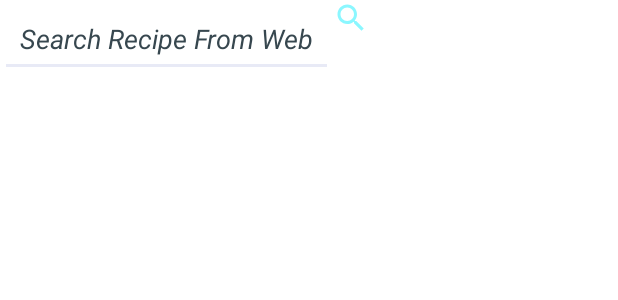
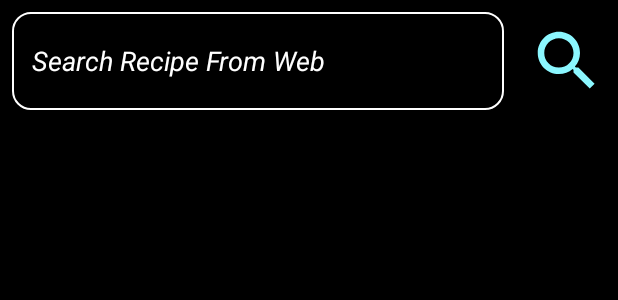
Before and after one commit to Sparsh011/Recipes, an Android app: the layout activity_search_recipe_from_api.xml on its own in the app's theme, with its tools: preview values and no code run, on a phone screen of 412 x 824 dp. Shown: the top 300 px of the screen. Run offline under Robolectric (Android 15) with nearby library versions, the phone set to English and light mode, and no system bars; network calls fail.

Commit message:
observables added, improve ui

```diff
--- a/app/src/main/java/com/example/recipes/view/adapters/SearchRecipeResultAdapter.kt
+++ b/app/src/main/java/com/example/recipes/view/adapters/SearchRecipeResultAdapter.kt
@@ -1,6 +1,5 @@
 package com.example.recipes.view.adapters
 
-import android.app.Activity
 import android.content.Context
 import android.view.LayoutInflater
 import android.view.View
@@ -26,6 +25,8 @@ class SearchRecipeResultAdapter (
         val recipe = recipes!!.results[position]
         Glide.with(context)
             .load(recipe.image)
+            .centerCrop()
+            .placeholder(R.drawable.favorite_button_background)
             .into(holder.recipeImage)
 
         holder.recipeTitle.text = recipe.title
--- a/app/src/main/res/layout/activity_search_recipe_from_api.xml
+++ b/app/src/main/res/layout/activity_search_recipe_from_api.xml
@@ -4,38 +4,64 @@
     xmlns:tools="http://schemas.android.com/tools"
     android:layout_width="match_parent"
     android:layout_height="match_parent"
+    android:background="@color/secondaryTextColor"
     tools:context=".view.activities.SearchRecipeFromAPI">
 
-    <EditText
-        android:id="@+id/et_search_recipe_from_api"
-        android:layout_width="wrap_content"
+    <LinearLayout
+        android:id="@+id/linear_layout"
+        android:layout_width="match_parent"
         android:layout_height="wrap_content"
-        android:hint="Search Recipe From Web"
-        android:padding="@dimen/_10sdp"
-        android:textColorHint="@color/blue_grey_700"
-        android:textStyle="italic"
-        app:layout_constraintHorizontal_bias="0.5"
+        android:orientation="horizontal"
+        android:weightSum="2"
+        app:layout_constraintStart_toStartOf="parent"
         app:layout_constraintTop_toTopOf="parent"
-        app:layout_constraintStart_toStartOf="parent" />
+        app:layout_constraintEnd_toEndOf="parent"
+        >
+        <EditText
+            android:id="@+id/et_search_recipe_from_api"
+            android:layout_width="wrap_content"
+            android:layout_height="@dimen/_50sdp"
+            android:hint="@string/search_recipe_from_web"
+            android:padding="@dimen/_10sdp"
+            android:layout_weight="2"
+            android:textColorHint="@color/white"
+            android:textStyle="italic"
+            android:background="@drawable/background_box"
+            android:backgroundTint="@color/white"
+            android:layout_margin="@dimen/_6sdp"
+             />
 
-    <ImageView
-        android:id="@+id/ivSearch"
-        android:layout_width="wrap_content"
-        android:layout_height="wrap_content"
-        android:src="@drawable/ic_baseline_search_24"
-        app:layout_constraintStart_toEndOf="@+id/et_search_recipe_from_api"
-        app:layout_constraintTop_toTopOf="parent"/>
+        <ImageView
+            android:id="@+id/ivSearchRecipe"
+            android:layout_width="@dimen/_40sdp"
+            android:layout_height="@dimen/_50sdp"
+            android:layout_weight="1"
+            android:layout_margin="@dimen/_6sdp"
+            android:src="@drawable/ic_baseline_search_24"
+            />
+    </LinearLayout>
 
     <androidx.recyclerview.widget.RecyclerView
         android:id="@+id/rv_searched_recipes"
         android:layout_width="match_parent"
-        android:layout_height="wrap_content"
-        android:visibility="visible"
-        app:layout_constraintTop_toBottomOf="@+id/et_search_recipe_from_api"
+        android:layout_height="0dp"
+        android:visibility="gone"
+        app:layout_constraintTop_toBottomOf="@+id/linear_layout"
         app:layout_constraintStart_toStartOf="parent"
         app:layout_constraintEnd_toEndOf="parent"
         android:layout_margin="@dimen/_10sdp"
         android:padding="@dimen/_10sdp"
         />
 
+    <ProgressBar
+        android:id="@+id/pb_search_recipes"
+        android:layout_width="wrap_content"
+        android:layout_height="wrap_content"
+        android:visibility="invisible"
+        app:layout_constraintTop_toTopOf="parent"
+        app:layout_constraintBottom_toBottomOf="parent"
+        app:layout_constraintStart_toStartOf="parent"
+        app:layout_constraintEnd_toEndOf="parent"
+        />
+
 </androidx.constraintlayout.widget.ConstraintLayout>
--- a/app/src/main/res/values/strings.xml
+++ b/app/src/main/res/values/strings.xml
@@ -31,4 +31,5 @@
     <string name="action_share_dish">Share Dish</string>
     <string name="notification_subtitle">Tap For More Details</string>
     <string name="notification_title">Checkout New Dish Recipes</string>
+    <string name="search_recipe_from_web">Search Recipe From Web</string>
 </resources>
```
Also changed, not shown: app/src/main/java/com/example/recipes/utils/Resource.kt (added, +10 -0 lines), app/src/main/java/com/example/recipes/view/activities/SearchRecipeFromAPI.kt (+39 -2 lines), app/src/main/java/com/example/recipes/viewmodel/SearchRecipeViewModel.kt (+14 -18 lines), app/src/main/res/layout/item_search_recipe_result.xml (+31 -10 lines).
